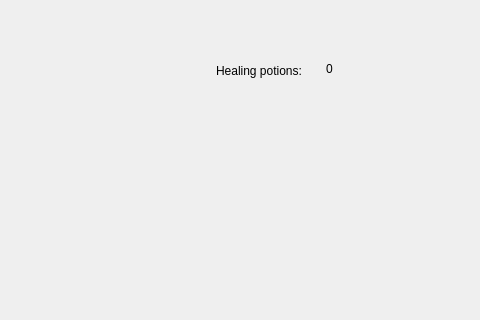
Old version of the form widget.ui in the repository Shihad/roguelike; both pictures show x 934 to 1414 and y 0 to 320 of the 1414 by 745 pixel window.
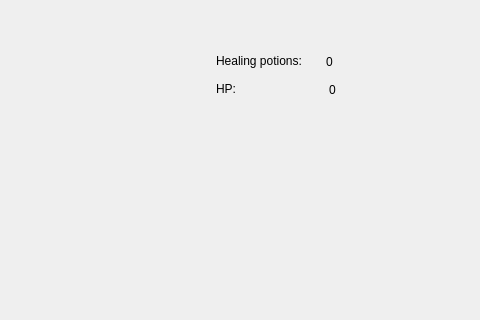
New version of the form.

Patch:
```diff
--- a/widget.ui
+++ b/widget.ui
@@ -35,7 +35,7 @@
      <x>1150</x>
      <y>40</y>
      <width>101</width>
-     <height>61</height>
+     <height>41</height>
     </rect>
    </property>
    <property name="text">
@@ -46,9 +46,35 @@
    <property name="geometry">
     <rect>
      <x>1260</x>
-     <y>60</y>
+     <y>46</y>
      <width>54</width>
+     <height>31</height>
+    </rect>
+   </property>
+   <property name="text">
+    <string>0</string>
+   </property>
+  </widget>
+  <widget class="QLabel" name="label_3">
+   <property name="geometry">
+    <rect>
+     <x>1150</x>
+     <y>80</y>
+     <width>101</width>
      <height>17</height>
+    </rect>
+   </property>
+   <property name="text">
+    <string>HP:</string>
+   </property>
+  </widget>
+  <widget class="QLabel" name="label_4">
+   <property name="geometry">
+    <rect>
+     <x>1263</x>
+     <y>80</y>
+     <width>41</width>
+     <height>20</height>
     </rect>
    </property>
    <property name="text">
```
